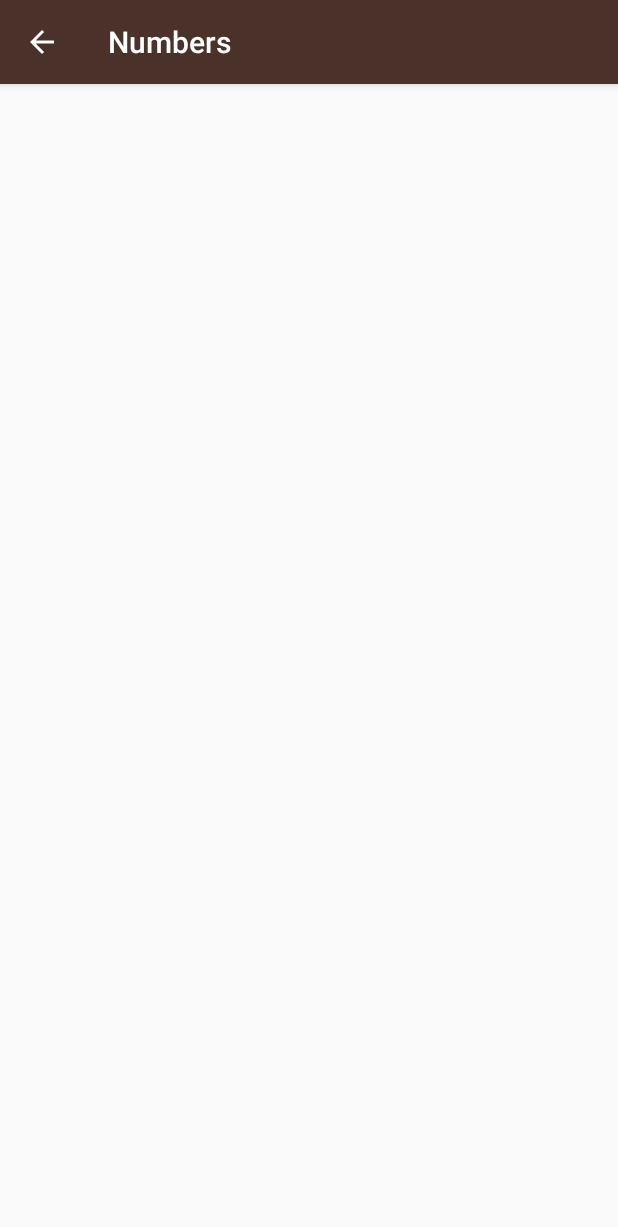
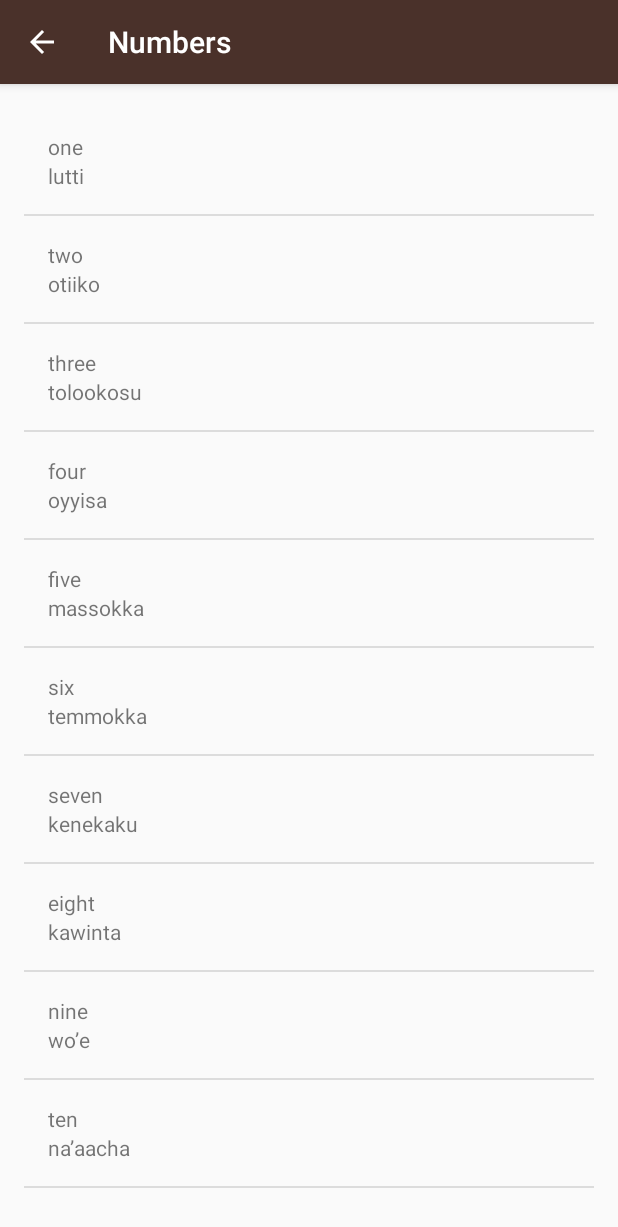
Before and after one commit to udacity/ud839_Miwok, an Android app: the NumbersActivity screen opened directly, with no data from a screen before it, on a phone screen of 412 x 824 dp. Shown: the top 1227 px of the screen. Run offline under Robolectric (Android 15) with nearby library versions, the light colour scheme and no system bars.

Commit message:
first commit, hooking up custom Word Class with ListView and ArrayAdaptors

```diff
--- a/app/src/main/java/com/example/android/miwok/NumbersActivity.java
+++ b/app/src/main/java/com/example/android/miwok/NumbersActivity.java
@@ -17,6 +17,13 @@ package com.example.android.miwok;
 
 import android.support.v7.app.AppCompatActivity;
 import android.os.Bundle;
+import android.util.Log;
+import android.widget.ArrayAdapter;
+import android.widget.LinearLayout;
+import android.widget.ListView;
+import android.widget.TextView;
+
+import java.util.ArrayList;
 
 public class NumbersActivity extends AppCompatActivity {
 
@@ -24,5 +31,24 @@ public class NumbersActivity extends AppCompatActivity {
     protected void onCreate(Bundle savedInstanceState) {
         super.onCreate(savedInstanceState);
         setContentView(R.layout.activity_numbers);
+
+        ArrayList<Word> words = new ArrayList<Word>();
+        words.add(new Word("one", "lutti"));
+        words.add(new Word("two", "otiiko"));
+        words.add(new Word("three", "tolookosu"));
+        words.add(new Word("four", "oyyisa"));
+        words.add(new Word("five", "massokka"));
+        words.add(new Word("six", "temmokka"));
+        words.add(new Word("seven", "kenekaku"));
+        words.add(new Word("eight", "kawinta"));
+        words.add(new Word("nine", "wo’e"));
+        words.add(new Word("ten", "na’aacha"));
+
+
+        WordAdaptor adapter = new WordAdaptor(this, words);
+
+        ListView listView = (ListView) findViewById(R.id.list);
+
+        listView.setAdapter(adapter);
     }
 }
--- /dev/null
+++ b/app/src/main/java/com/example/android/miwok/Word.java
@@ -0,0 +1,20 @@
+package com.example.android.miwok;
+
+public class Word {
+    //custom constructor take in 2 strings, english and miwak
+    public Word(String english, String miwak)
+    {
+        MiwakWord= miwak;
+        EnglishWord = english;
+    }
+    String MiwakWord;
+    String EnglishWord;
+
+    public String getJapaneseWord() {
+        return MiwakWord;
+    }
+
+    public String getEnglishWord() {
+        return EnglishWord;
+    }
+}
--- /dev/null
+++ b/app/src/main/java/com/example/android/miwok/WordAdaptor.java
@@ -0,0 +1,38 @@
+package com.example.android.miwok;
+
+import android.app.Activity;
+import android.support.annotation.NonNull;
+import android.support.annotation.Nullable;
+import android.view.LayoutInflater;
+import android.view.View;
+import android.view.ViewGroup;
+import android.widget.ArrayAdapter;
+import android.widget.TextView;
+
+import java.util.ArrayList;
+
+public class WordAdaptor extends ArrayAdapter<Word> {
+    //custom constructor
+    public WordAdaptor(Activity context, ArrayList<Word> words) {
+        //constructor to populate WordAdaptor with context, list.
+        super(context, 0, words);
+    }
+
+    @NonNull
+    @Override
+    public View getView(int position, @Nullable View convertView, @NonNull ViewGroup parent) {
+        View listItemView = convertView;
+        if (listItemView == null) {
+            listItemView = LayoutInflater.from(getContext()).inflate(
+                    R.layout.list_item, parent, false);
+        }
+
+        Word currentWord = getItem(position);
+        TextView englishTextView = (TextView) listItemView.findViewById(R.id.englishWordsView);
+        englishTextView.setText(currentWord.getEnglishWord());
+
+        TextView japaneseTextView = (TextView) listItemView.findViewById(R.id.japaneseWordsView);
+        japaneseTextView.setText(currentWord.getJapaneseWord());
+        return listItemView;
+    }
+}
--- a/app/src/main/res/layout/activity_numbers.xml
+++ b/app/src/main/res/layout/activity_numbers.xml
@@ -1,26 +1,12 @@
 <?xml version="1.0" encoding="utf-8"?>
-<!-- Copyright (C) 2016 The Android Open Source Project
-
-     Licensed under the Apache License, Version 2.0 (the "License");
-     you may not use this file except in compliance with the License.
-     You may obtain a copy of the License at
-
-          http://www.apache.org/licenses/LICENSE-2.0
-
-     Unless required by applicable law or agreed to in writing, software
-     distributed under the License is distributed on an "AS IS" BASIS,
-     WITHOUT WARRANTIES OR CONDITIONS OF ANY KIND, either express or implied.
-     See the License for the specific language governing permissions and
-     limitations under the License.
--->
-<RelativeLayout xmlns:android="http://schemas.android.com/apk/res/android"
+<ListView xmlns:android="http://schemas.android.com/apk/res/android"
     xmlns:tools="http://schemas.android.com/tools"
+    android:id="@+id/list"
+    android:orientation="vertical"
     android:layout_width="match_parent"
     android:layout_height="match_parent"
     android:paddingBottom="@dimen/activity_vertical_margin"
     android:paddingLeft="@dimen/activity_horizontal_margin"
     android:paddingRight="@dimen/activity_horizontal_margin"
     android:paddingTop="@dimen/activity_vertical_margin"
-    tools:context="com.example.android.miwok.NumbersActivity">
-
-</RelativeLayout>
+    tools:context="com.example.android.miwok.NumbersActivity"/>
--- /dev/null
+++ b/app/src/main/res/layout/list_item.xml
@@ -0,0 +1,15 @@
+<?xml version="1.0" encoding="utf-8"?>
+<LinearLayout xmlns:android="http://schemas.android.com/apk/res/android"
+    android:orientation="vertical" android:layout_width="match_parent"
+    android:layout_height="match_parent"
+    android:padding="16dp">
+    <TextView
+    android:id="@+id/englishWordsView"
+    android:layout_width="wrap_content"
+    android:layout_height="wrap_content"/>
+    <TextView
+        android:id="@+id/japaneseWordsView"
+        android:layout_width="wrap_content"
+        android:layout_height="wrap_content"/>
+
+</LinearLayout>
```
